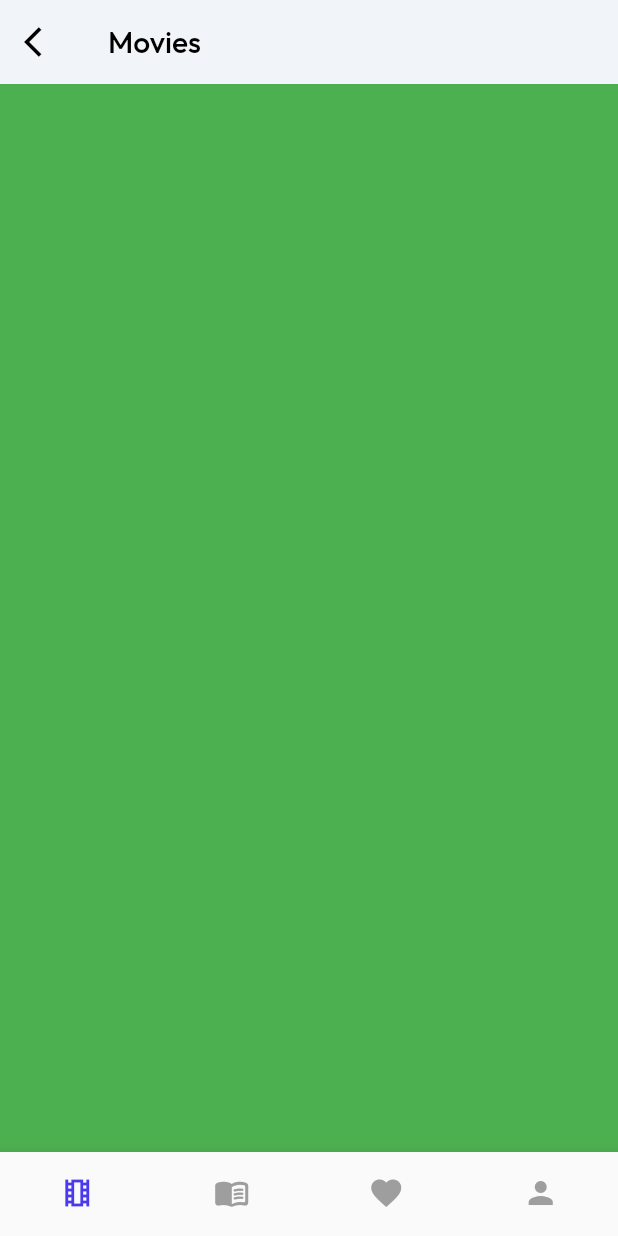
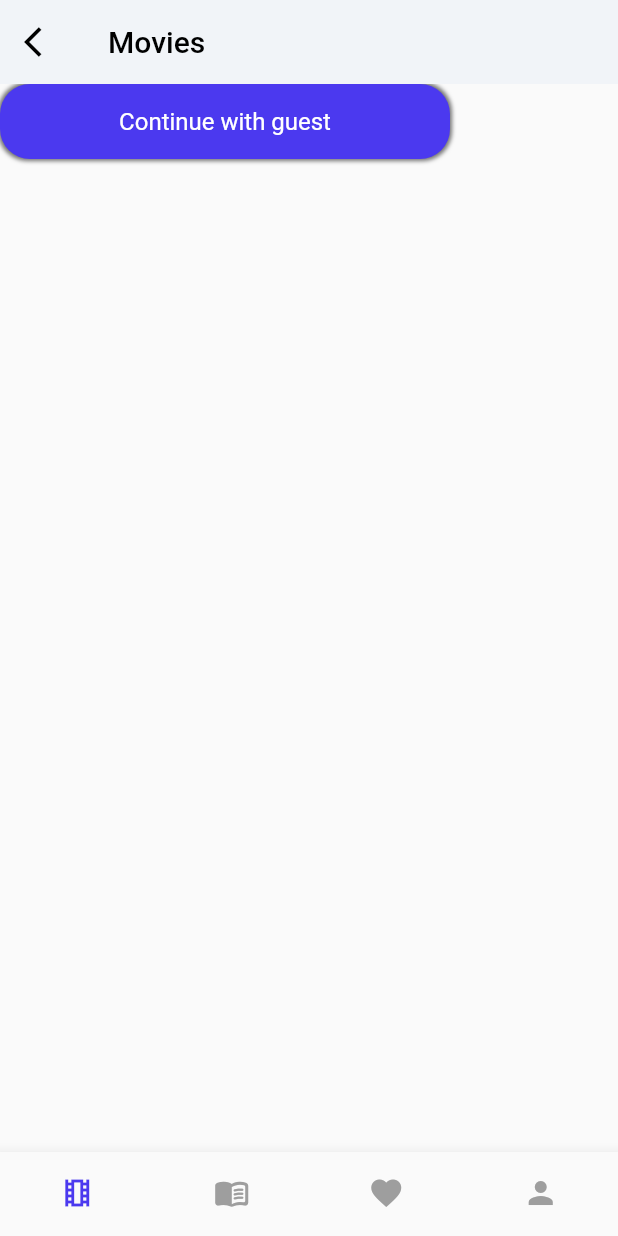
Before and after one commit to Aphinan-Th/N-M-Recommender, a Flutter app: the Navbar screen opened directly, on a phone screen of 412 x 824 dp. Run offline on Flutter 3.47's test engine with Material 2 defaults, Android fonts, the phone set to English and light mode, and no system bars.

Commit message:
create button

```diff
--- a/nm_recommender/lib/screens/account_page.dart
+++ b/nm_recommender/lib/screens/account_page.dart
@@ -1,4 +1,5 @@
 import 'package:flutter/material.dart';
+import 'package:nm_recommender/widgets/button.dart';
 
 class AccountPage extends StatefulWidget {
   const AccountPage({super.key});
--- a/nm_recommender/lib/screens/movie_page.dart
+++ b/nm_recommender/lib/screens/movie_page.dart
@@ -1,4 +1,6 @@
 import 'package:flutter/material.dart';
+import 'package:nm_recommender/assets/style.dart';
+import 'package:nm_recommender/widgets/button.dart';
 
 class MoviePage extends StatefulWidget {
   const MoviePage({super.key});
@@ -12,11 +14,20 @@ class _MoviePageState extends State<MoviePage> {
   Widget build(BuildContext context) {
     return Column(
       children: [
-        Expanded(
-            child: Container(
-          height: 100,
-          color: Colors.green,
-        )),
+        Button(
+          textColor: Colors.white,
+          bgColor: primary,
+          buttonName: 'Continue with guest',
+          callBack: () => Navigator.pop(context),
+          width: 300,
+          height: 50,
+        ),
+        // Expanded(
+        //     child: Container(
+        //   height: 100,
+        //   color: Colors.green,
+        // )
+        // ),
       ],
     );
   }
--- /dev/null
+++ b/nm_recommender/lib/widgets/button.dart
@@ -0,0 +1,49 @@
+import 'package:flutter/material.dart';
+
+typedef CallBack = void Function();
+
+class Button extends StatefulWidget {
+  final String buttonName;
+  final Color bgColor, textColor;
+  final double width, height;
+  final CallBack callBack;
+  const Button(
+      {Key? key,
+      required this.buttonName,
+      required this.bgColor,
+      required this.width,
+      required this.height,
+      required this.callBack,
+      required this.textColor})
+      : super(key: key);
+
+  @override
+  State<Button> createState() => _ButtonState();
+}
+
+class _ButtonState extends State<Button> {
+  @override
+  Widget build(BuildContext context) {
+    return GestureDetector(
+      onTap: widget.callBack,
+      child: Container(
+        width: widget.width,
+        height: widget.height,
+        decoration: BoxDecoration(
+            color: widget.bgColor,
+            borderRadius: BorderRadius.circular(20.0),
+            boxShadow: const [
+              BoxShadow(
+                  color: Colors.black54, blurRadius: 1.5, spreadRadius: 1.1)
+            ]),
+        child: Center(
+          child: Text(widget.buttonName,
+              style: TextStyle(
+                  color: widget.textColor,
+                  fontSize: 16.0,
+                  fontWeight: FontWeight.w400)),
+        ),
+      ),
+    );
+  }
+}
```
Also changed, not shown: nm_recommender/pubspec.yaml (+11 -11 lines).
